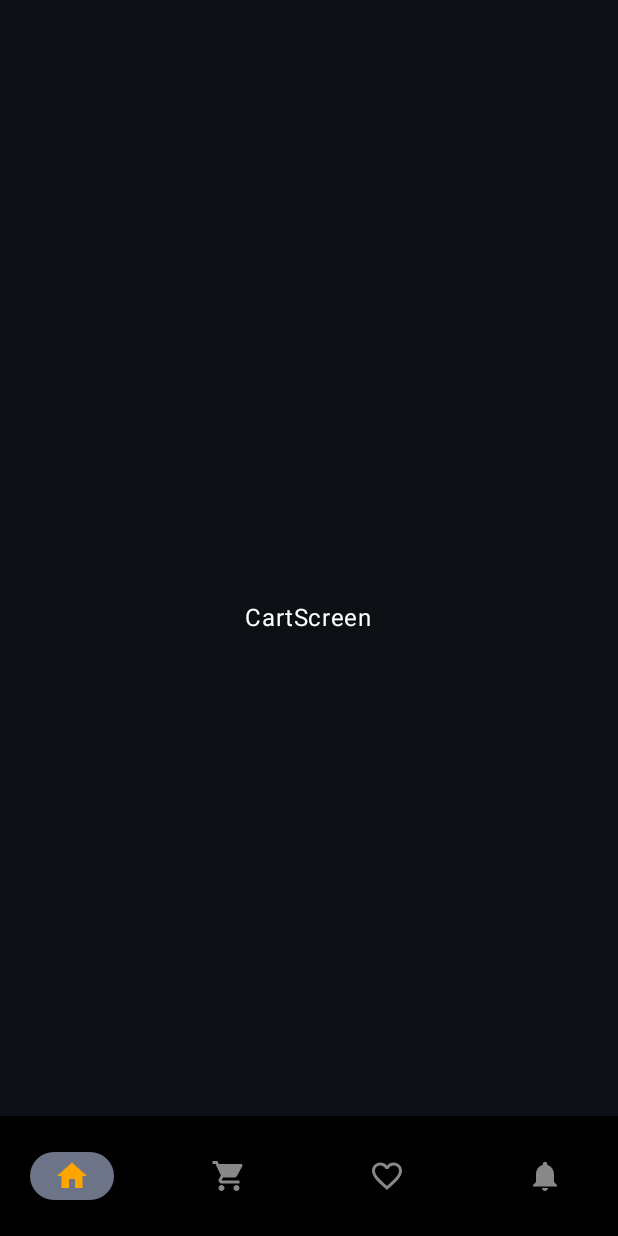
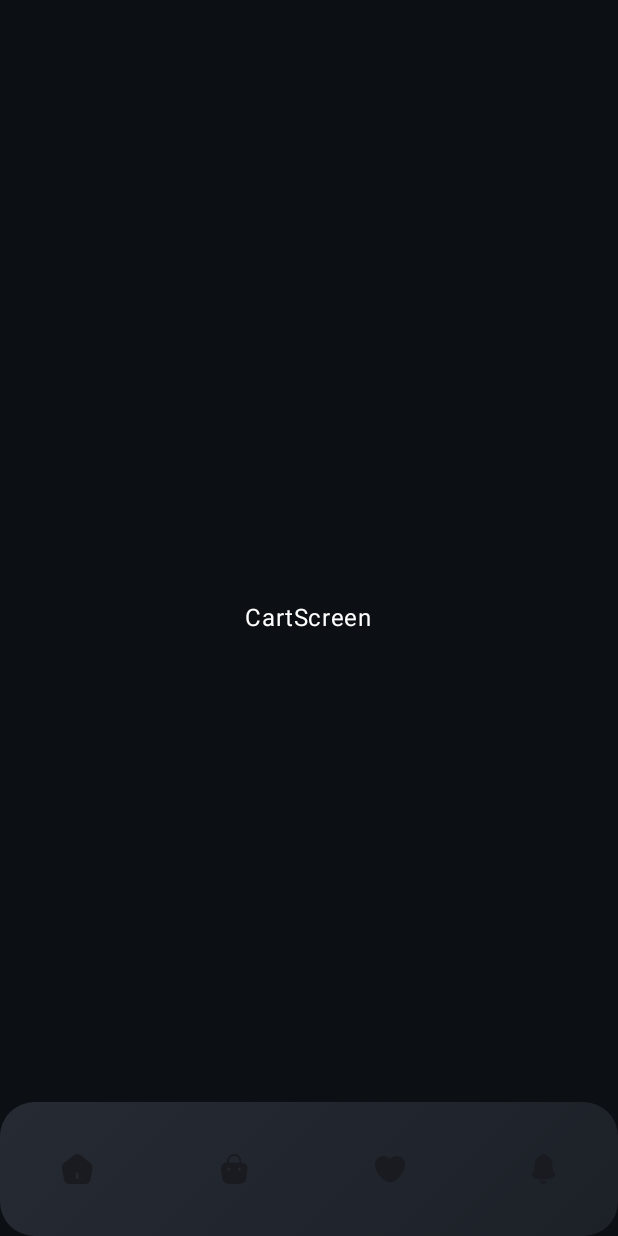
Before and after one commit to dmitrysukhov96/CoffeeShop, an Android app built with Jetpack Compose: the CartScreen screen opened through its navigation route, on a phone screen of 412 x 824 dp. Run offline under Robolectric (Android 15) with nearby library versions, the phone set to English and light mode, and no system bars.

Commit message:
Сделал нижнюю панель

```diff
--- /dev/null
+++ b/app/src/main/res/drawable/col.xml
@@ -0,0 +1,9 @@
+<vector xmlns:android="http://schemas.android.com/apk/res/android"
+    android:width="16dp"
+    android:height="20dp"
+    android:viewportWidth="16"
+    android:viewportHeight="20">
+  <path
+      android:pathData="M15.029,12.49L14.029,10.83C13.819,10.46 13.629,9.76 13.629,9.35V6.82C13.628,5.704 13.311,4.611 12.715,3.668C12.118,2.725 11.267,1.97 10.259,1.49C10.002,1.033 9.627,0.654 9.173,0.392C8.719,0.13 8.203,-0.005 7.679,0C6.589,0 5.609,0.59 5.089,1.52C3.139,2.49 1.789,4.5 1.789,6.82V9.35C1.789,9.76 1.599,10.46 1.389,10.82L0.379,12.49C-0.021,13.16 -0.111,13.9 0.139,14.58C0.379,15.25 0.949,15.77 1.689,16.02C3.629,16.68 5.669,17 7.709,17C9.749,17 11.789,16.68 13.729,16.03C14.429,15.8 14.969,15.27 15.229,14.58C15.489,13.89 15.419,13.13 15.029,12.49ZM10.519,18.01C10.309,18.592 9.925,19.096 9.418,19.452C8.912,19.808 8.308,19.999 7.689,20C6.899,20 6.119,19.68 5.569,19.11C5.249,18.81 5.009,18.41 4.869,18C4.999,18.02 5.129,18.03 5.269,18.05C5.499,18.08 5.739,18.11 5.979,18.13C6.549,18.18 7.129,18.21 7.709,18.21C8.279,18.21 8.849,18.18 9.409,18.13C9.619,18.11 9.829,18.1 10.029,18.07L10.519,18.01Z"
+      android:fillColor="#ffffff"/>
+</vector>
--- /dev/null
+++ b/app/src/main/res/drawable/fav.xml
@@ -0,0 +1,9 @@
+<vector xmlns:android="http://schemas.android.com/apk/res/android"
+    android:width="20dp"
+    android:height="18dp"
+    android:viewportWidth="20"
+    android:viewportHeight="18">
+  <path
+      android:pathData="M14.44,0C12.63,0 11.01,0.88 10,2.23C9.484,1.539 8.814,0.977 8.044,0.59C7.273,0.203 6.422,0.001 5.56,0C2.49,0 0,2.5 0,5.59C0,6.78 0.19,7.88 0.52,8.9C2.1,13.9 6.97,16.89 9.38,17.71C9.72,17.83 10.28,17.83 10.62,17.71C13.03,16.89 17.9,13.9 19.48,8.9C19.81,7.88 20,6.78 20,5.59C20,2.5 17.51,0 14.44,0Z"
+      android:fillColor="#ffffff"/>
+</vector>
--- /dev/null
+++ b/app/src/main/res/drawable/home.xml
@@ -0,0 +1,9 @@
+<vector xmlns:android="http://schemas.android.com/apk/res/android"
+    android:width="21dp"
+    android:height="20dp"
+    android:viewportWidth="21"
+    android:viewportHeight="20">
+  <path
+      android:pathData="M19,6.01L12.45,0.77C11.17,-0.25 9.17,-0.26 7.9,0.76L1.35,6.01C0.41,6.76 -0.16,8.26 0.04,9.44L1.3,16.98C1.59,18.67 3.16,20 4.87,20H15.47C17.16,20 18.76,18.64 19.05,16.97L20.31,9.43C20.49,8.26 19.92,6.76 19,6.01ZM10.92,16C10.92,16.41 10.58,16.75 10.17,16.75C9.76,16.75 9.42,16.41 9.42,16V13C9.42,12.59 9.76,12.25 10.17,12.25C10.58,12.25 10.92,12.59 10.92,13V16Z"
+      android:fillColor="#ffffff"/>
+</vector>
--- /dev/null
+++ b/app/src/main/res/drawable/shop.xml
@@ -0,0 +1,9 @@
+<vector xmlns:android="http://schemas.android.com/apk/res/android"
+    android:width="18dp"
+    android:height="20dp"
+    android:viewportWidth="18"
+    android:viewportHeight="20">
+  <path
+      android:pathData="M16.803,6.964C16.133,6.224 15.123,5.794 13.724,5.644V4.884C13.724,3.514 13.144,2.194 12.123,1.274C11.62,0.813 11.025,0.463 10.377,0.248C9.729,0.032 9.043,-0.044 8.363,0.024C5.973,0.254 3.964,2.564 3.964,5.064V5.644C2.563,5.794 1.554,6.224 0.883,6.964C-0.087,8.044 -0.057,9.484 0.053,10.484L0.753,16.054C0.963,18.004 1.753,20.004 6.054,20.004H11.634C15.934,20.004 16.723,18.004 16.934,16.064L17.633,10.474C17.743,9.484 17.764,8.044 16.803,6.964ZM8.503,1.414C8.988,1.366 9.478,1.419 9.94,1.571C10.403,1.724 10.828,1.971 11.189,2.298C11.55,2.625 11.839,3.025 12.036,3.47C12.233,3.915 12.334,4.397 12.333,4.884V5.584H5.353V5.064C5.353,3.284 6.824,1.574 8.503,1.414ZM5.264,11.154H5.253C4.703,11.154 4.253,10.704 4.253,10.154C4.253,9.604 4.703,9.154 5.253,9.154C5.813,9.154 6.264,9.604 6.264,10.154C6.264,10.704 5.813,11.154 5.264,11.154ZM12.264,11.154H12.253C11.703,11.154 11.253,10.704 11.253,10.154C11.253,9.604 11.703,9.154 12.253,9.154C12.814,9.154 13.264,9.604 13.264,10.154C13.264,10.704 12.814,11.154 12.264,11.154Z"
+      android:fillColor="#ffffff"/>
+</vector>
```
Also changed, not shown: app/src/main/java/com/dmitrysukhov/coffeeshop/MainActivity.kt (+38 -27 lines).
